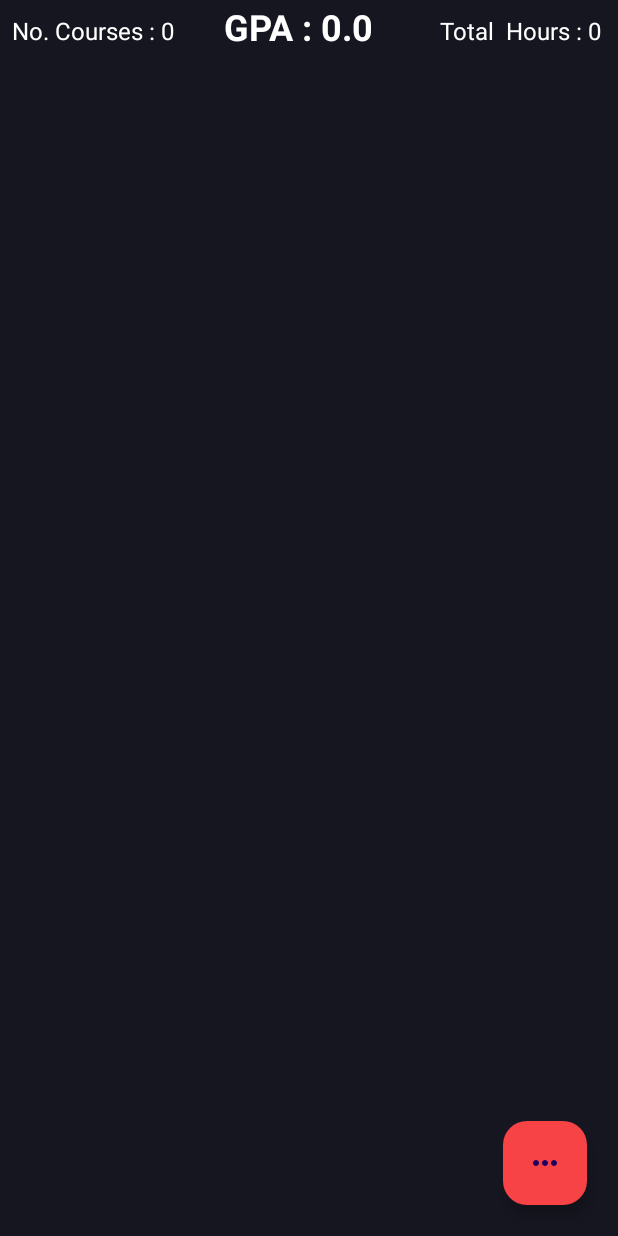
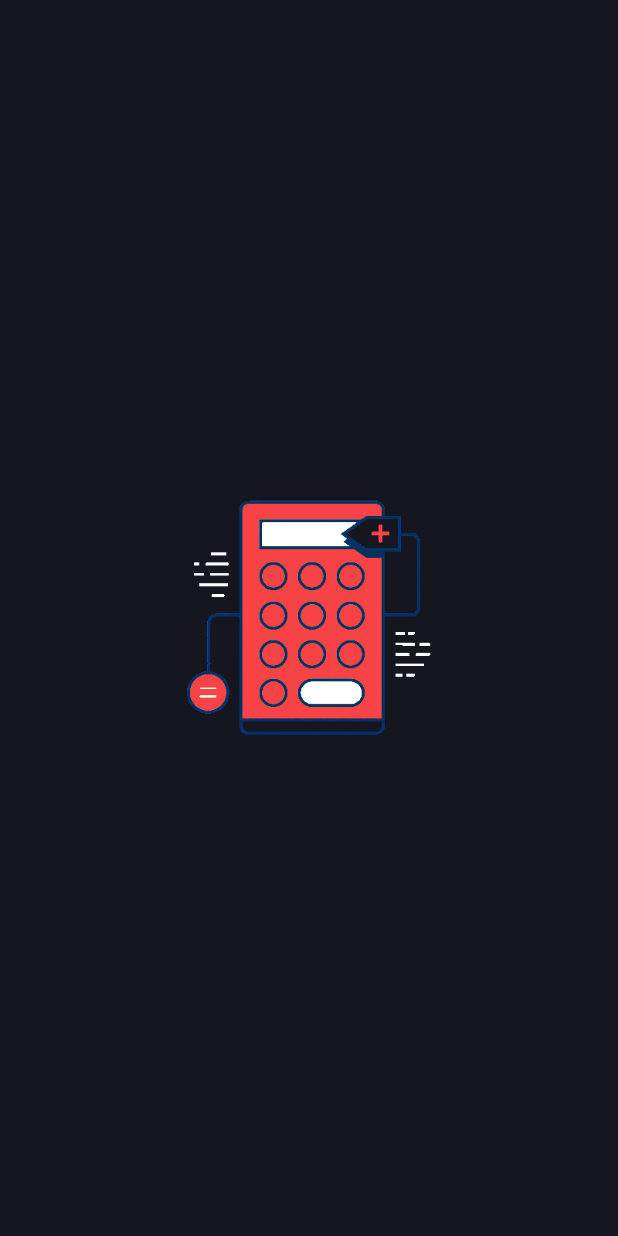
Before and after one commit to mohamed-ehab51/FCAI_GPA_Calc, an Android app: the first screen one second after launch (MainActivity before the commit, splash after it), on a phone screen of 412 x 824 dp. Run offline under Robolectric (Android 15) with nearby library versions, the phone set to English and light mode, and no system bars.

Commit message:
Added splash screen

```diff
--- a/app/src/main/AndroidManifest.xml
+++ b/app/src/main/AndroidManifest.xml
@@ -13,7 +13,7 @@
         android:theme="@style/Theme.FCAIGPACalc"
         tools:targetApi="31">
         <activity
-            android:name=".MainActivity"
+            android:name=".splash"
             android:exported="true">
             <intent-filter>
                 <action android:name="android.intent.action.MAIN" />
@@ -24,6 +24,9 @@
         <activity
             android:name=".Sessions"
             android:exported="false">
+        </activity><activity
+            android:name=".MainActivity"
+            android:exported="false">
         </activity>
 
     </application>
--- /dev/null
+++ b/app/src/main/java/com/HANZO/gpa_fcai/splash.java
@@ -0,0 +1,30 @@
+package com.HANZO.gpa_fcai;
+
+import android.content.Intent;
+import android.media.MediaPlayer;
+import android.os.Bundle;
+import android.os.Handler;
+import android.view.Window;
+import android.view.WindowManager;
+
+import androidx.appcompat.app.AppCompatActivity;
+import androidx.core.content.ContextCompat;
+
+public class splash extends AppCompatActivity {
+    @Override
+    protected void onCreate(Bundle savedInstanceState)
+    {
+        super.onCreate(savedInstanceState);
+        setContentView(R.layout.splash);
+        Window window = this.getWindow();
+        window.clearFlags(WindowManager.LayoutParams.FLAG_TRANSLUCENT_STATUS);
+        window.addFlags(WindowManager.LayoutParams.FLAG_DRAWS_SYSTEM_BAR_BACKGROUNDS);
+        window.setStatusBarColor(ContextCompat.getColor(this,R.color.indigo));
+        new Handler().postDelayed(() -> {
+            Intent intent = new Intent( splash.this, MainActivity.class);
+            startActivity(intent);
+            finish();
+        }, 2500);
+
+    }
+}
--- a/app/src/main/res/layout/splash.xml
+++ b/app/src/main/res/layout/splash.xml
@@ -4,18 +4,34 @@
     xmlns:tools="http://schemas.android.com/tools"
     android:layout_width="match_parent"
     android:layout_height="match_parent"
-    android:background="#3F51B5"
-    tools:context=".MainActivity">
+    android:background="#161621"
+    tools:context=".MainActivity" >
 
-    <TextView
-        android:id="@+id/textView"
-        android:layout_width="wrap_content"
-        android:layout_height="wrap_content"
-        android:text="GPA CALCULATOR"
-        android:textColor="@color/white"
+    <LinearLayout
+        android:layout_width="match_parent"
+        android:layout_height="match_parent"
+        android:orientation="vertical"
         app:layout_constraintBottom_toBottomOf="parent"
         app:layout_constraintEnd_toEndOf="parent"
         app:layout_constraintStart_toStartOf="parent"
-        app:layout_constraintTop_toTopOf="parent" />
+        app:layout_constraintTop_toTopOf="parent">
 
+        <Space
+            android:layout_width="match_parent"
+            android:layout_height="wrap_content"
+            android:layout_weight="1" />
+
+        <pl.droidsonroids.gif.GifImageView
+            android:id="@+id/gifImageView"
+            android:layout_width="wrap_content"
+            android:layout_height="wrap_content"
+            android:layout_gravity="center"
+            android:foregroundGravity="center"
+            android:src="@drawable/ssplash" />
+
+        <Space
+            android:layout_width="match_parent"
+            android:layout_height="wrap_content"
+            android:layout_weight="1" />
+    </LinearLayout>
 </androidx.constraintlayout.widget.ConstraintLayout>
--- a/app/src/main/res/values-night/themes.xml
+++ b/app/src/main/res/values-night/themes.xml
@@ -4,6 +4,5 @@
         <!-- Customize your dark theme here. -->
         <item name="colorPrimary">#F1F1F1F1</item>
 
-        <!-- <item name="colorPrimary">@color/my_dark_primary</item> -->
     </style>
 </resources>
--- a/app/src/main/res/values/themes.xml
+++ b/app/src/main/res/values/themes.xml
@@ -4,6 +4,5 @@
         <!-- Customize your light theme here. -->
         <item name="colorPrimary">#F1F1F1F1</item>
     </style>
-
     <style name="Theme.FCAIGPACalc" parent="Base.Theme.FCAIGPACalc" />
 </resources>
```
Also changed, not shown: app/src/main/res/drawable/ssplash.gif (added).
